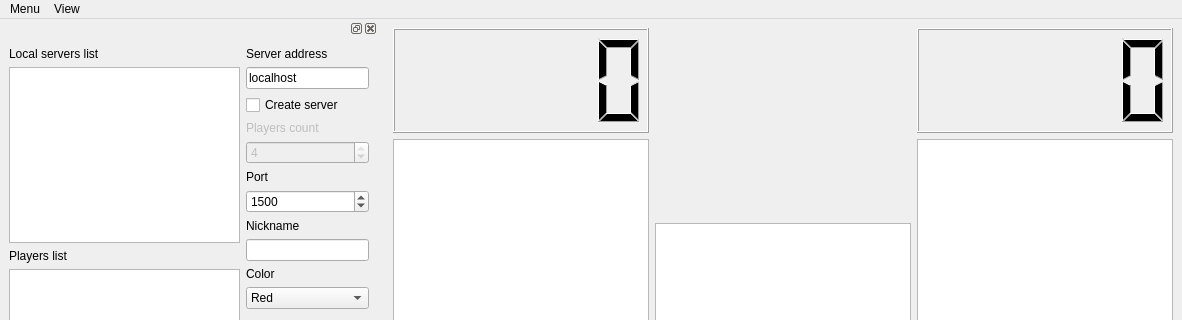
Qt form racingForm.ui (Anna-Sent/qblokus2) before a commit; both pictures show x 0 to 1182 and y 0 to 320 of the 1182 by 670 pixel window.
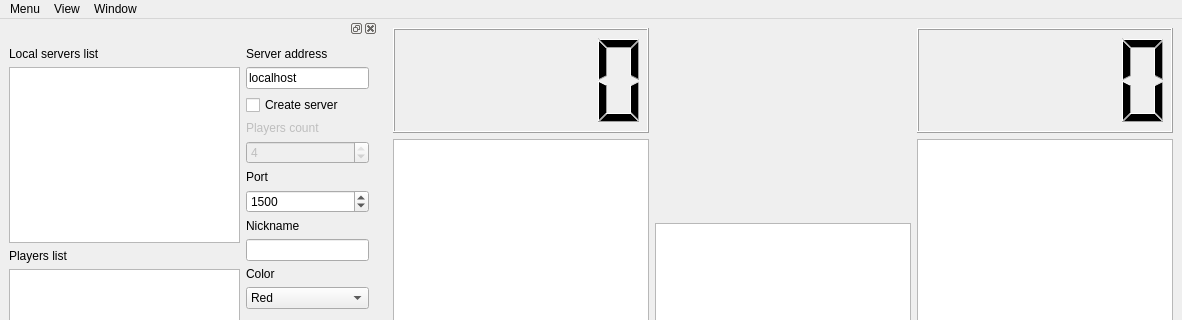
The same form after that commit.

The edit to the form file:
```diff
--- a/racingForm.ui
+++ b/racingForm.ui
@@ -114,6 +114,12 @@
     <addaction name="separator"/>
     <addaction name="actionQuit"/>
    </widget>
+   <widget class="QMenu" name="menuWindow">
+    <property name="title">
+     <string>Window</string>
+    </property>
+    <addaction name="actionConnectionWindow"/>
+   </widget>
    <widget class="QMenu" name="menuView">
     <property name="title">
      <string>View</string>
@@ -122,6 +128,7 @@
    </widget>
    <addaction name="menu"/>
    <addaction name="menuView"/>
+   <addaction name="menuWindow"/>
   </widget>
   <widget class="QStatusBar" name="statusbar"/>
   <widget class="QDockWidget" name="dockWidget">
```
Left out of the diff: 29 changed lines with no effect on the pictures.
